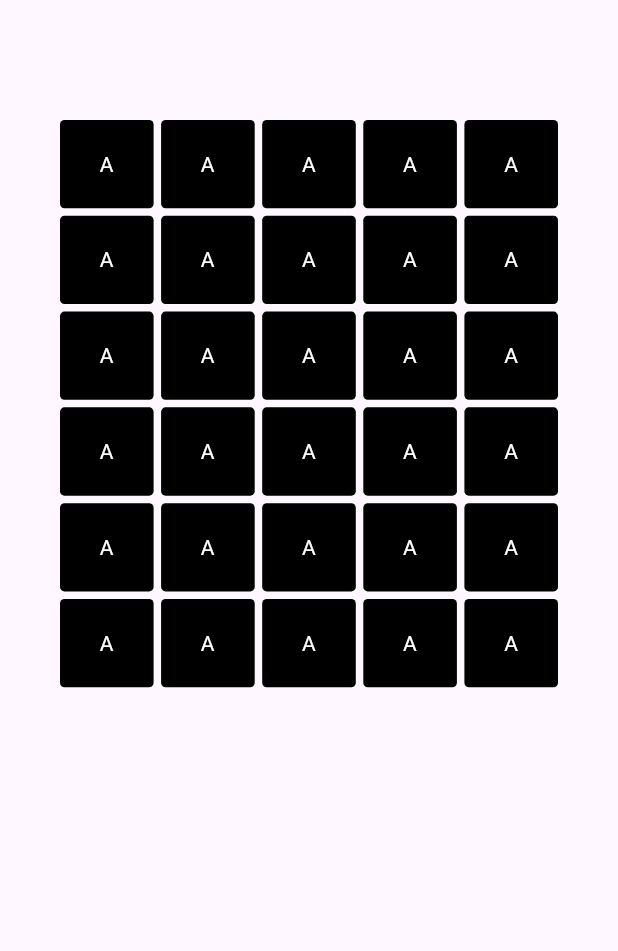
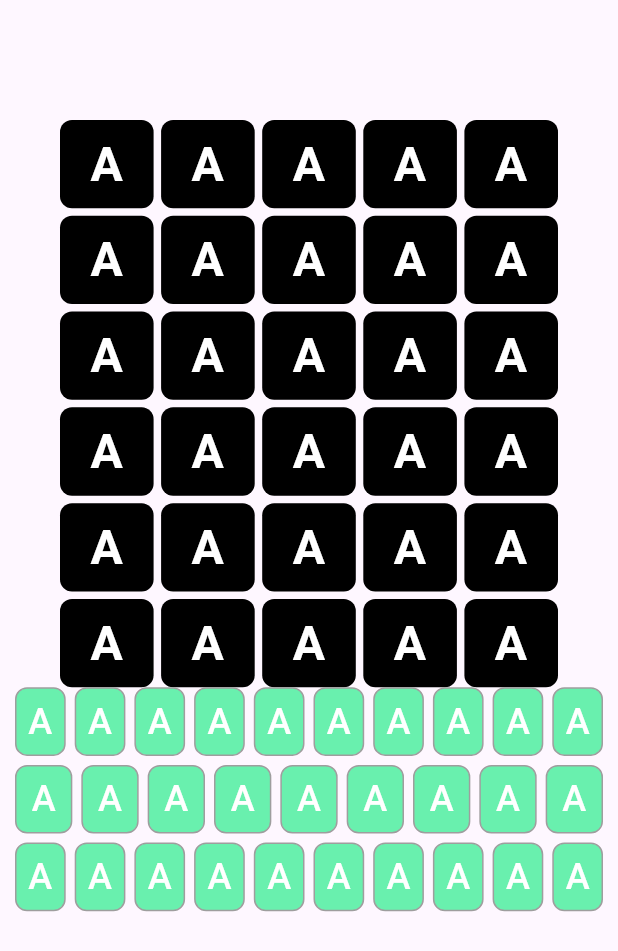
Before and after one commit to amatlynd/wordly, a Flutter app: the screen it shows after launch, on a phone screen of 412 x 824 dp. Shown: the top 951 px of the screen. Run offline on Flutter 3.47's test engine with Material 3 defaults, Android fonts, the phone set to English and light mode, and no system bars.

Commit message:
Adding keys

```diff
--- a/lib/GuessScreen/GuessScreen.dart
+++ b/lib/GuessScreen/GuessScreen.dart
@@ -1,5 +1,6 @@
 import 'package:flutter/material.dart';
-import 'package:wordly/GuessScreen/LetterSection/GuessSection/LetterRow.dart';
+import 'package:wordly/GuessScreen/Keyboard/Keyboard.dart';
+import 'package:wordly/GuessScreen/LetterSection/LetterRow.dart';
 
 class GuessScreen extends StatefulWidget {
   const GuessScreen({super.key});
@@ -15,8 +16,8 @@ class _GuessScreenState extends State<GuessScreen> {
       child: Scaffold(
         body: Container(
           width: MediaQuery.sizeOf(context).width,
-          padding: EdgeInsets.symmetric(horizontal: 40),
           child: Column(
+            mainAxisAlignment: MainAxisAlignment.spaceAround,
             children: [
               const SizedBox(
                 height: 80,
@@ -28,6 +29,7 @@ class _GuessScreenState extends State<GuessScreen> {
                         height: 5,
                       );
               }),
+              const Keyboard(),
             ],
           ),
         ),
--- /dev/null
+++ b/lib/GuessScreen/Keyboard/Keyboard.dart
@@ -0,0 +1,34 @@
+import 'package:flutter/cupertino.dart';
+import 'package:wordly/GuessScreen/Keyboard/KeyboardRow.dart';
+
+class Keyboard extends StatelessWidget {
+  final String letter;
+  const Keyboard({super.key, this.letter = ''});
+
+  @override
+  Widget build(BuildContext context) {
+    return Expanded(
+        child: Container(
+      height: MediaQuery.sizeOf(context).height / 3,
+      child: Column(
+        children: [
+          KeyboardRow(
+            numberOfKeys: 10,
+          ),
+          SizedBox(
+            height: 6,
+          ),
+          KeyboardRow(
+            numberOfKeys: 9,
+          ),
+          SizedBox(
+            height: 6,
+          ),
+          KeyboardRow(
+            numberOfKeys: 10,
+          )
+        ],
+      ),
+    ));
+  }
+}
--- /dev/null
+++ b/lib/GuessScreen/Keyboard/KeyboardKey.dart
@@ -0,0 +1,57 @@
+import 'package:flutter/material.dart';
+import 'package:wordly/GuessScreen/LetterSection/LetterBlock.dart';
+
+class KeyboardKey extends StatefulWidget {
+  const KeyboardKey({super.key});
+
+  @override
+  State<KeyboardKey> createState() => _KeyboardKeyState();
+}
+
+class _KeyboardKeyState extends State<KeyboardKey>
+    with SingleTickerProviderStateMixin {
+  late AnimationController _controller;
+  bool _visible = true;
+
+  @override
+  void initState() {
+    super.initState();
+    _controller = AnimationController(vsync: this);
+  }
+
+  @override
+  void dispose() {
+    _controller.dispose();
+    super.dispose();
+  }
+
+  @override
+  Widget build(BuildContext context) {
+    return Expanded(
+      child: GestureDetector(
+        onTap: () {
+          setState(() {
+            _visible = !_visible;
+          });
+        },
+        child: AnimatedContainer(
+          duration: const Duration(milliseconds: 300),
+          height: MediaQuery.sizeOf(context).height / 18,
+          decoration: BoxDecoration(
+              border: Border.all(color: Colors.grey),
+              color: _visible ? Colors.greenAccent : Colors.grey,
+              borderRadius: BorderRadius.all(Radius.circular(8))),
+          child: const Center(
+            child: Text(
+              'A',
+              style: TextStyle(
+                  color: Colors.white,
+                  fontSize: 24,
+                  fontWeight: FontWeight.w500),
+            ),
+          ),
+        ),
+      ),
+    );
+  }
+}
--- /dev/null
+++ b/lib/GuessScreen/Keyboard/KeyboardRow.dart
@@ -0,0 +1,27 @@
+import 'package:flutter/material.dart';
+import 'package:wordly/GuessScreen/Keyboard/KeyboardKey.dart';
+import 'package:wordly/GuessScreen/LetterSection/LetterBlock.dart';
+
+class KeyboardRow extends StatelessWidget {
+  final int numberOfKeys;
+  const KeyboardRow({required this.numberOfKeys, super.key});
+
+  @override
+  Widget build(BuildContext context) {
+    return Row(mainAxisAlignment: MainAxisAlignment.center, children: [
+      const SizedBox(
+        width: 10,
+      ),
+      ...List.generate(numberOfKeys + numberOfKeys - 1, (ind) {
+        return ind % 2 == 0
+            ? KeyboardKey()
+            : const SizedBox(
+                width: 6,
+              );
+      }),
+      const SizedBox(
+        width: 10,
+      ),
+    ]);
+  }
+}
--- a/lib/GuessScreen/LetterSection/GuessSection/LetterRow.dart
+++ /dev/null
@@ -1,20 +0,0 @@
-import 'package:flutter/material.dart';
-import 'package:wordly/GuessScreen/LetterSection/GuessSection/LetterBlock.dart';
-
-class LetterRow extends StatelessWidget {
-  const LetterRow({super.key});
-
-  @override
-  Widget build(BuildContext context) {
-    return Row(
-      mainAxisAlignment: MainAxisAlignment.spaceEvenly,
-      children: List.generate(9, (ind) {
-        return ind % 2 == 0
-            ? const LetterBlock(blockLetter: 'A')
-            : const SizedBox(
-                width: 5,
-              );
-      }),
-    );
-  }
-}
--- a/lib/GuessScreen/LetterSection/GuessSection/LetterBlock.dart
+++ b/lib/GuessScreen/LetterSection/LetterBlock.dart
@@ -15,7 +15,7 @@ class LetterBlock extends StatelessWidget {
       child: Container(
         decoration: BoxDecoration(
           color: blockColor,
-          borderRadius: BorderRadius.all(Radius.circular(3)),
+          borderRadius: const BorderRadius.all(Radius.circular(8)),
         ),
         width: MediaQuery.sizeOf(context).width / 7,
         height: MediaQuery.sizeOf(context).width / 7,
@@ -23,7 +23,8 @@ class LetterBlock extends StatelessWidget {
           child: Text(
             blockLetter,
             textAlign: TextAlign.center,
-            style: const TextStyle(color: Colors.white),
+            style: const TextStyle(
+                color: Colors.white, fontWeight: FontWeight.w700, fontSize: 32),
           ),
         ),
       ),
--- /dev/null
+++ b/lib/GuessScreen/LetterSection/LetterRow.dart
@@ -0,0 +1,28 @@
+import 'package:flutter/material.dart';
+import 'package:wordly/GuessScreen/LetterSection/LetterBlock.dart';
+
+class LetterRow extends StatelessWidget {
+  const LetterRow({super.key});
+
+  @override
+  Widget build(BuildContext context) {
+    return Row(
+      mainAxisAlignment: MainAxisAlignment.spaceEvenly,
+      children: [
+        SizedBox(
+          width: 40,
+        ),
+        ...List.generate(9, (ind) {
+          return ind % 2 == 0
+              ? const LetterBlock(blockLetter: 'A')
+              : const SizedBox(
+                  width: 5,
+                );
+        }),
+        SizedBox(
+          width: 40,
+        )
+      ],
+    );
+  }
+}
```
Also changed, not shown: lib/GuessScreen/LetterSection/Keyboard/Keyboard.dart (deleted).
